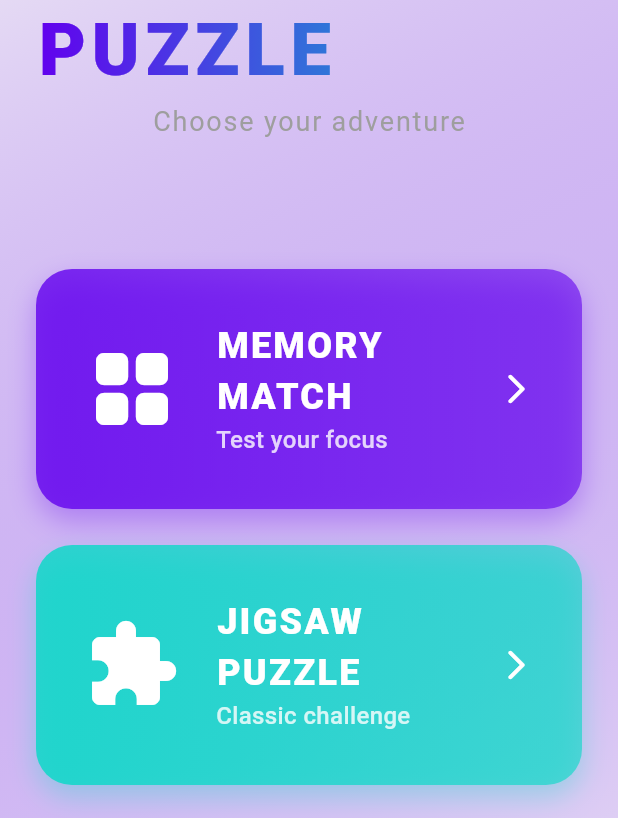
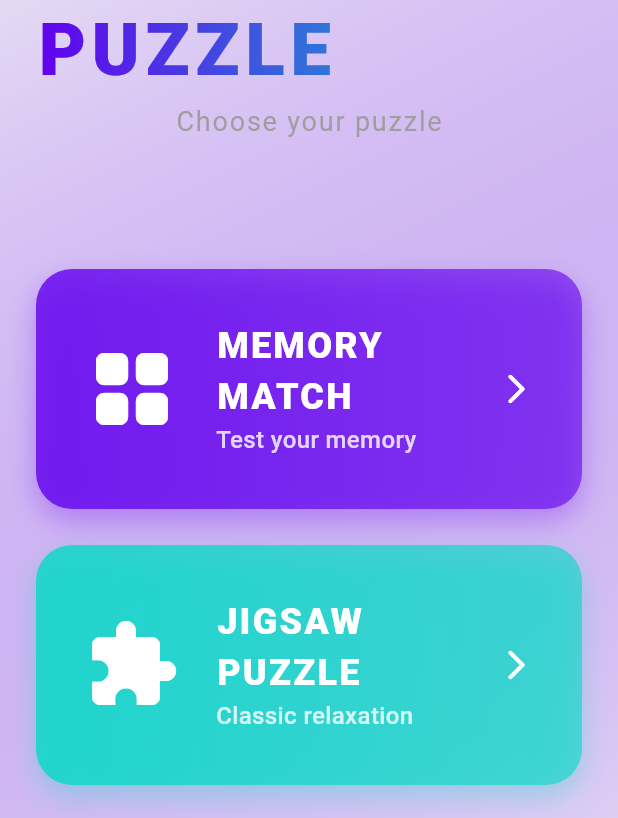
Before and after one commit to maltob/rapid_chomp_puzzle, a Flutter app: the screen it shows after launch, on a phone screen of 412 x 824 dp. Shown: the part 195-1013 px from the top of the screen. Run offline on Flutter 3.47's test engine with Material 3 defaults, Android fonts, the phone set to English and light mode, and no system bars; our stand-ins replace file_picker, shared_preferences.

Commit message:
Changed main menu text to better reflect the plain intent of this app

```diff
--- a/lib/features/menu/main_menu_screen.dart
+++ b/lib/features/menu/main_menu_screen.dart
@@ -46,7 +46,7 @@ class MainMenuScreen extends StatelessWidget {
                   ),
                 ),
                 const Text(
-                  'Choose your adventure',
+                  'Choose your puzzle',
                   style: TextStyle(
                     fontSize: 18,
                     color: Colors.grey,
@@ -56,7 +56,7 @@ class MainMenuScreen extends StatelessWidget {
                 const Spacer(),
                 _MenuButton(
                   title: 'MEMORY MATCH',
-                  subtitle: 'Test your focus',
+                  subtitle: 'Test your memory',
                   icon: Icons.grid_view_rounded,
                   color: const Color(0xFF6200EE),
                   onTap: () => Navigator.push(
@@ -69,7 +69,7 @@ class MainMenuScreen extends StatelessWidget {
                 const SizedBox(height: 24),
                 _MenuButton(
                   title: 'JIGSAW PUZZLE',
-                  subtitle: 'Classic challenge',
+                  subtitle: 'Classic relaxation',
                   icon: Icons.extension_rounded,
                   color: const Color(0xFF03DAC6),
                   onTap: () => Navigator.push(
```
